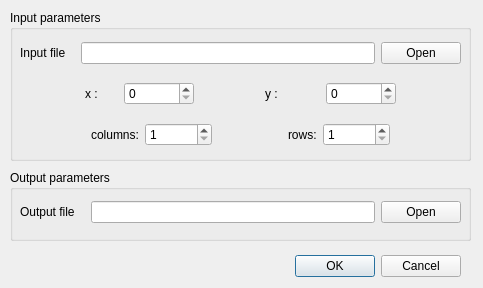
First picture: the form in ui/preProcess/ImageClip.ui, repository scrssys/SCRS_RS_AI, before the edit.
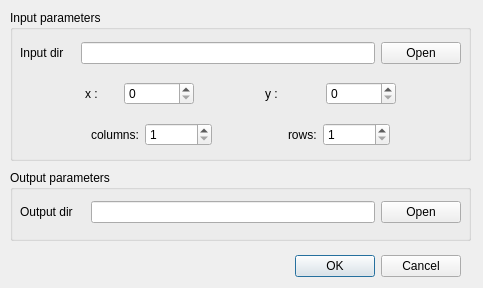
Second picture: the form after the edit.

The edit to the form file:
```diff
--- a/ui/preProcess/ImageClip.ui
+++ b/ui/preProcess/ImageClip.ui
@@ -60,7 +60,7 @@
         </size>
        </property>
        <property name="text">
-        <string>Output file</string>
+        <string>Output dir</string>
        </property>
       </widget>
      </item>
@@ -123,7 +123,7 @@
           </size>
          </property>
          <property name="text">
-          <string>Input file</string>
+          <string>Input dir</string>
          </property>
         </widget>
        </item>
```
